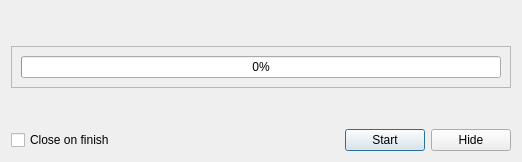
The window that eiskaltdcpp/ui/UIHashProgressDialog.ui (eiskaltdcpp/eiskaltdcpp) describes before a commit, drawn with Qt 5.
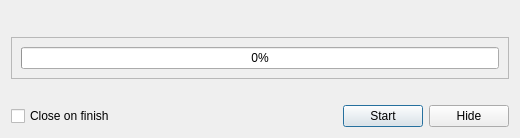
The same window after the commit.

The edit to the form file:
```diff
--- a/eiskaltdcpp/ui/UIHashProgressDialog.ui
+++ b/eiskaltdcpp/ui/UIHashProgressDialog.ui
@@ -9,8 +9,8 @@
    <rect>
     <x>0</x>
     <y>0</y>
-    <width>522</width>
-    <height>162</height>
+    <width>520</width>
+    <height>128</height>
    </rect>
   </property>
   <property name="contextMenuPolicy">
@@ -96,6 +96,9 @@
      <property name="text">
       <string/>
      </property>
+     <property name="alignment">
+      <set>Qt::AlignLeading|Qt::AlignLeft|Qt::AlignVCenter</set>
+     </property>
     </widget>
    </item>
    <item>
```
